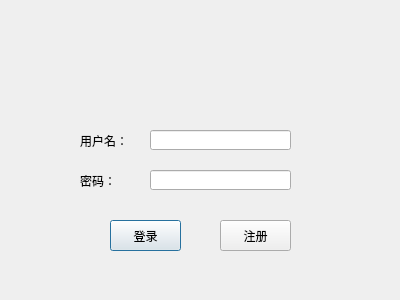
The window that signin.ui (jjzhang166/NoCoChat) describes before a commit, drawn with Qt 5.
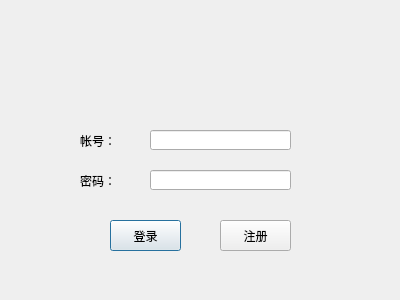
The same window after the commit.

What changed in the file:
```diff
--- a/signin.ui
+++ b/signin.ui
@@ -65,7 +65,7 @@
     <string notr="true">font: 75 12pt &quot;华文宋体&quot;;</string>
    </property>
    <property name="text">
-    <string>用户名：</string>
+    <string>帐号：</string>
    </property>
   </widget>
   <widget class="QLabel" name="label_2">
```
Left out of the diff: 12 changed lines with no effect on the pictures.
